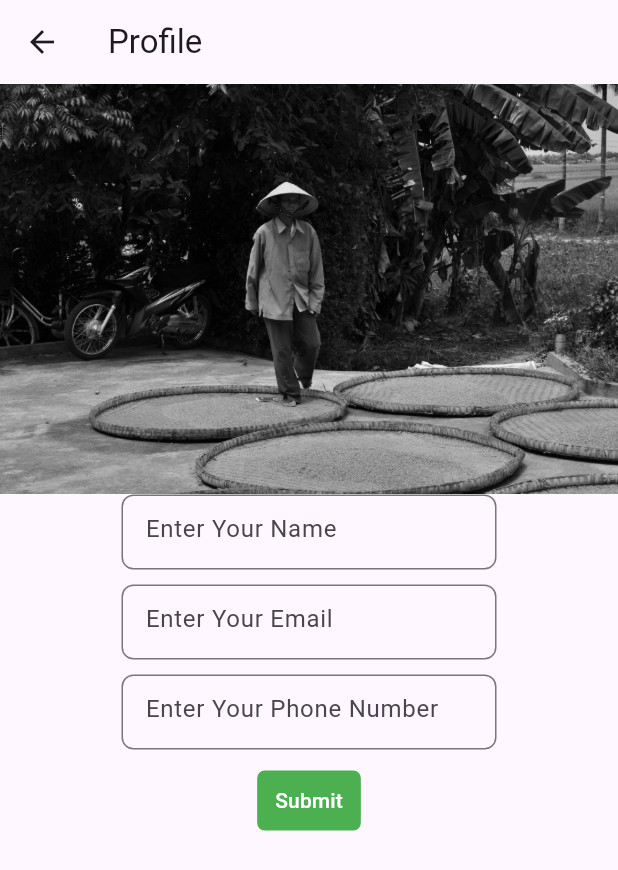
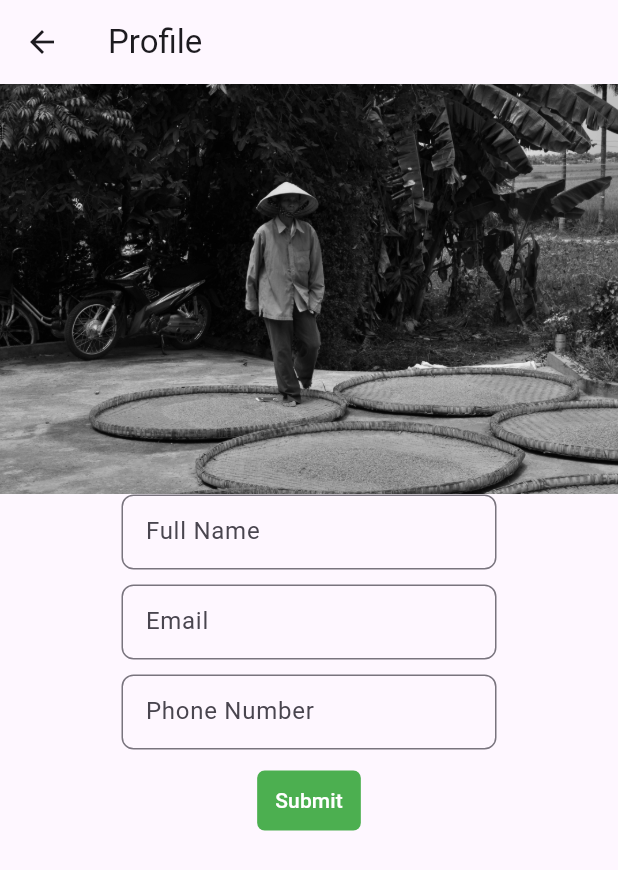
Before and after one commit to kubwimanav/flutter-app, a Flutter app: the Profile screen opened by its route, on a phone screen of 412 x 824 dp. Shown: the top 870 px of the screen. Run offline on Flutter 3.47's test engine with Material 3 defaults, Android fonts, the phone set to English and light mode, and no system bars.

Commit message:
profile page

```diff
--- a/lib/Button.dart
+++ b/lib/Button.dart
@@ -37,9 +37,9 @@ class Button extends StatelessWidget {
               mainAxisAlignment: MainAxisAlignment.spaceEvenly,
 
               children: [
-                Container(
-                  child: Reusableinput(hintText: 'hello', controller: TextEditingController()),
-                ),
+                // Container(
+                //   child: Reusableinput(hintText: 'hello', controller: TextEditingController()),
+                // ),
                   SizedBox(
                     width: 2,
                     height: 10,
--- a/lib/Profile.dart
+++ b/lib/Profile.dart
@@ -19,15 +19,21 @@ class Profile extends StatelessWidget {
             Container(
            child: Column(
             children: [
-              Reusableinput(hintText: 'Enter Your Name',
+              Reusableinput(
+                labelText: 'Full Name',
+                hintText: 'Enter Your Name',
               controller: TextEditingController(),),
               const SizedBox(
                     height: 10,
                   ),
-              Reusableinput(hintText: 'Enter Your Email',
+              Reusableinput(
+              labelText: 'Email',
+              hintText: 'Enter Your Email',
               controller:TextEditingController() ),
               const SizedBox(height:10,),
-              Reusableinput(hintText: 'Enter Your Phone Number',
+              Reusableinput(
+              labelText: 'Phone Number',
+              hintText: 'Enter Your Phone Number',
               controller:TextEditingController()),
               const SizedBox(
                     height: 10,
--- a/lib/Reusableinput.dart
+++ b/lib/Reusableinput.dart
@@ -2,6 +2,7 @@ import 'package:flutter/material.dart';
 
 class Reusableinput extends StatelessWidget {
   final String hintText;
+  final String labelText;
   final TextEditingController controller;
   final bool obscureText;
   final TextInputType keyboardType;
@@ -13,6 +14,7 @@ class Reusableinput extends StatelessWidget {
   const Reusableinput({
     Key? key,
     required this.hintText,
+    required this.labelText,
     required this.controller,
     this.obscureText = false,
     this.keyboardType = TextInputType.text,
@@ -28,11 +30,13 @@ class Reusableinput extends StatelessWidget {
       width: 250,
       height: 50,
       child: TextField(
+
       controller: controller,
       obscureText: obscureText,
       keyboardType: keyboardType,
       onChanged: onChanged,
       decoration: InputDecoration(
+        labelText:labelText ,
         hintText: hintText,
         prefixIcon: prefixIcon != null ? Icon(prefixIcon) : null,
         suffixIcon: suffixIcon != null
```
